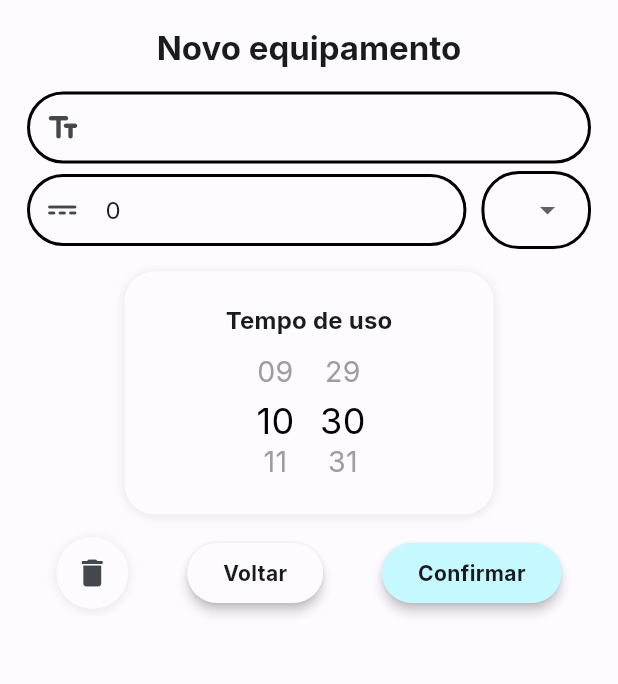
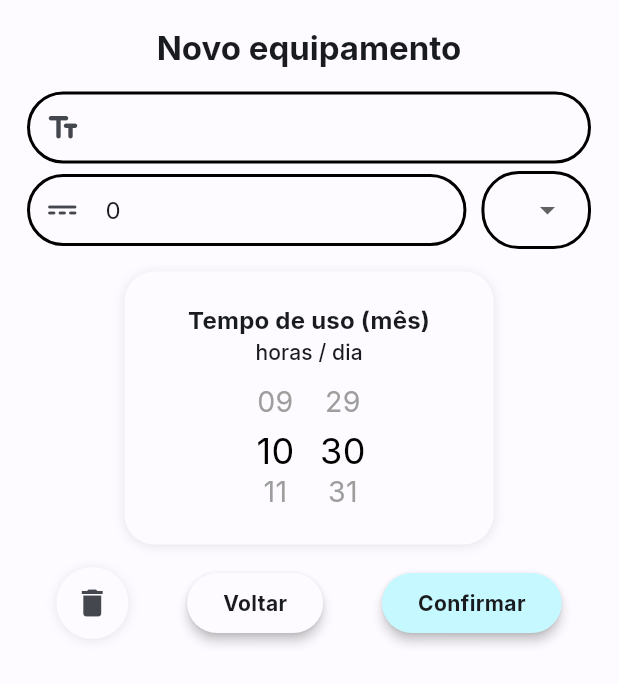
Before and after one commit to BrunoAlm/powertrack, a Flutter app: the AddEquipmentBottomSheet widget shown alone on an empty page, opened directly with empty values, on a phone screen of 412 x 824 dp. Shown: the top 684 px of the screen. Run offline on Flutter 3.47's test engine with Material 2 defaults, Android fonts, the phone set to English and light mode, and no system bars; drawn by our look-alikes of flutter_time_picker_spinner; our stand-ins replace appwrite, flutter_modular, flutter_svg, google_fonts, logger; accounts and stored records are empty; network calls fail.

Commit message:
fix text

```diff
--- a/lib/src/app/presenters/ui/molecules/add_equipment_bottomsheet.dart
+++ b/lib/src/app/presenters/ui/molecules/add_equipment_bottomsheet.dart
@@ -130,7 +130,7 @@ class _AddEquipmentBottomSheetState extends State<AddEquipmentBottomSheet> {
                         mainAxisSize: MainAxisSize.min,
                         children: [
                           Text(
-                            'Tempo de uso',
+                            'Tempo de uso (mês)',
                             style: Theme.of(context)
                                 .textTheme
                                 .titleMedium!
@@ -138,6 +138,8 @@ class _AddEquipmentBottomSheetState extends State<AddEquipmentBottomSheet> {
                                   fontWeight: FontWeight.bold,
                                 ),
                           ),
+                          Text('horas / dia',
+                              style: Theme.of(context).textTheme.titleSmall),
                           const SizedBox(height: 8),
                           SizedBox(
                             width: MediaQuery.sizeOf(context).width * .5,
```
